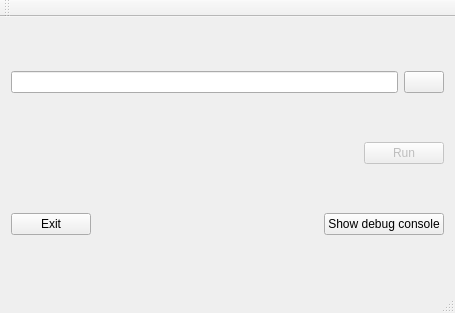
Old version of the form magic2snesw.ui in the repository Skarsnik/Magic2snes.
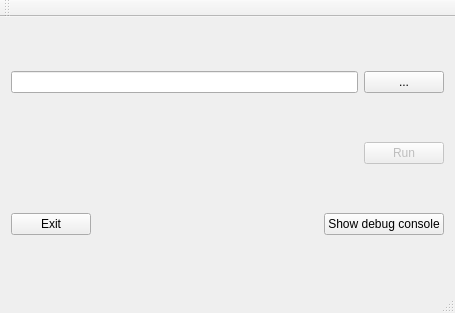
New version of the form.

Diff of the .ui file:
```diff
--- a/magic2snesw.ui
+++ b/magic2snesw.ui
@@ -33,7 +33,7 @@
       <item>
        <widget class="QPushButton" name="chooseScriptButton">
         <property name="text">
-         <string/>
+         <string>...</string>
         </property>
        </widget>
       </item>
```
